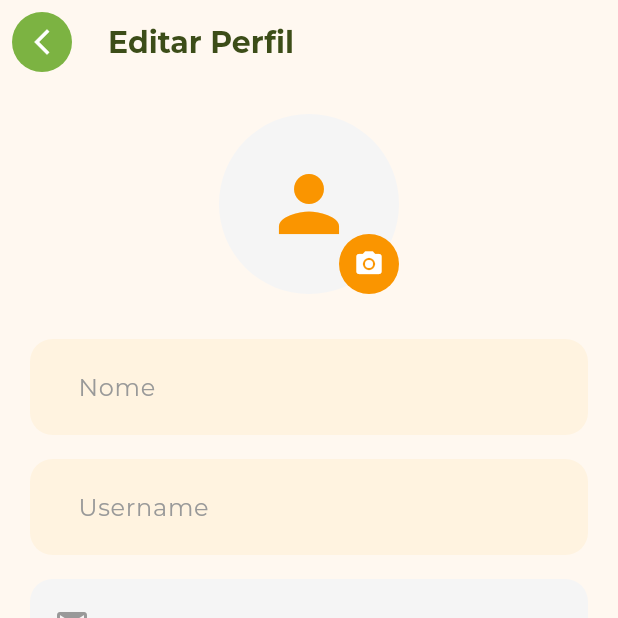
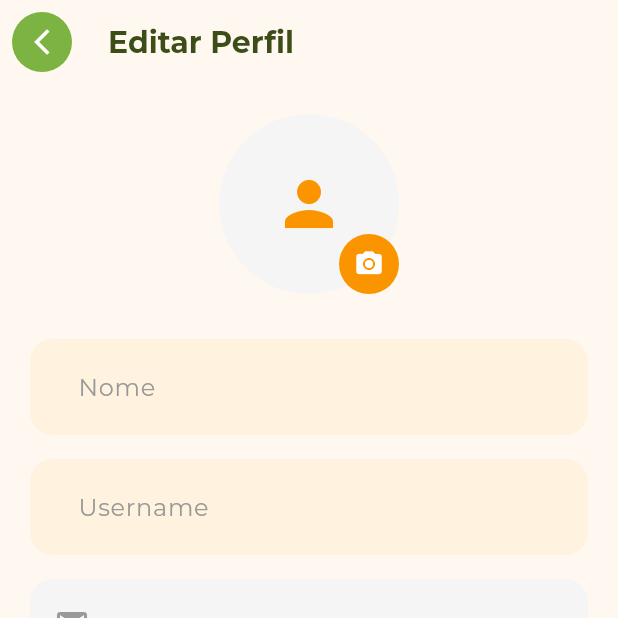
Before and after one commit to JoaoPOPaulino/sabore_front, a Flutter app: the EditProfileScreen screen opened by its route, on a phone screen of 412 x 824 dp, the top half of it. Run offline on Flutter 3.47's test engine with Material 3 defaults, Android fonts, the phone set to English and light mode, and no system bars; our stand-ins replace dio, flutter_riverpod, flutter_secure_storage, go_router, image_picker, permission_handler; accounts and stored records are empty.

Commit message:
Att photo and profile

```diff
--- a/lib/screens/profile/profile/edit_profile_screen.dart
+++ b/lib/screens/profile/profile/edit_profile_screen.dart
@@ -1,9 +1,12 @@
 import 'dart:io';
+import 'dart:typed_data';
+import 'package:flutter/foundation.dart' show kIsWeb;
 import 'package:flutter/material.dart';
 import 'package:go_router/go_router.dart';
 import 'package:flutter_riverpod/flutter_riverpod.dart';
 import 'package:image_picker/image_picker.dart';
 import '../../../providers/auth_provider.dart';
+import '../../../widgets/profile_image_widget.dart';
 
 class EditProfileScreen extends ConsumerStatefulWidget {
   const EditProfileScreen({Key? key}) : super(key: key);
@@ -18,6 +21,7 @@ class _EditProfileScreenState extends ConsumerState<EditProfileScreen> {
   final ImagePicker _picker = ImagePicker();
 
   String? _profileImagePath;
+  Uint8List? _profileImageBytes;
   bool _isLoading = false;
 
   @override
@@ -27,6 +31,7 @@ class _EditProfileScreenState extends ConsumerState<EditProfileScreen> {
     _nameController = TextEditingController(text: userData?['name'] ?? '');
     _usernameController = TextEditingController(text: userData?['username'] ?? '');
     _profileImagePath = userData?['profileImage'];
+    _profileImageBytes = userData?['profileImageBytes'];
   }
 
   @override
@@ -46,9 +51,18 @@ class _EditProfileScreenState extends ConsumerState<EditProfileScreen> {
       );
 
       if (image != null) {
-        setState(() {
-          _profileImagePath = image.path;
-        });
+        if (kIsWeb) {
+          final bytes = await image.readAsBytes();
+          setState(() {
+            _profileImageBytes = bytes;
+            _profileImagePath = null;
+          });
+        } else {
+          setState(() {
+            _profileImagePath = image.path;
+            _profileImageBytes = null;
+          });
+        }
       }
     } catch (e) {
       print('Error picking image: $e');
@@ -72,7 +86,6 @@ class _EditProfileScreenState extends ConsumerState<EditProfileScreen> {
         profileImagePath: _profileImagePath,
       );
 
-      // Atualizar dados locais
       final currentData = ref.read(currentUserDataProvider);
       if (currentData != null) {
         ref.read(currentUserDataProvider.notifier).state = {
@@ -80,6 +93,7 @@ class _EditProfileScreenState extends ConsumerState<EditProfileScreen> {
           'name': _nameController.text,
           'username': _usernameController.text,
           'profileImage': _profileImagePath,
+          'profileImageBytes': _profileImageBytes,
         };
       }
 
@@ -112,6 +126,13 @@ class _EditProfileScreenState extends ConsumerState<EditProfileScreen> {
   @override
   Widget build(BuildContext context) {
     final userData = ref.watch(currentUserDataProvider);
+
+    // Criar userData temporário com as mudanças locais
+    final tempUserData = {
+      ...?userData,
+      'profileImage': _profileImagePath,
+      'profileImageBytes': _profileImageBytes,
+    };
 
     return Scaffold(
       backgroundColor: Color(0xFFFFF8F0),
@@ -152,16 +173,7 @@ class _EditProfileScreenState extends ConsumerState<EditProfileScreen> {
               onTap: _pickProfileImage,
               child: Stack(
                 children: [
-                  CircleAvatar(
-                    radius: 60,
-                    backgroundImage: _profileImagePath != null
-                        ? FileImage(File(_profileImagePath!))
-                        : null,
-                    backgroundColor: Color(0xFFF5F5F5),
-                    child: _profileImagePath == null
-                        ? Icon(Icons.person, size: 60, color: Color(0xFFFA9500))
-                        : null,
-                  ),
+                  ProfileImageWidget(userData: tempUserData, radius: 60),
                   Positioned(
                     bottom: 0,
                     right: 0,
--- /dev/null
+++ b/lib/widgets/profile_image_widget.dart
@@ -0,0 +1,84 @@
+import 'dart:io';
+import 'dart:typed_data';
+import 'package:flutter/foundation.dart' show kIsWeb;
+import 'package:flutter/material.dart';
+
+class ProfileImageWidget extends StatelessWidget {
+  final Map<String, dynamic>? userData;
+  final double radius;
+  final BoxFit boxFit;
+
+  const ProfileImageWidget({
+    Key? key,
+    required this.userData,
+    this.radius = 25,
+    this.boxFit = BoxFit.cover,
+  }) : super(key: key);
+
+  @override
+  Widget build(BuildContext context) {
+    if (userData == null) {
+      return _buildPlaceholder();
+    }
+
+    // Para usar como imagem de fundo (radius infinito)
+    if (radius == double.infinity) {
+      return _buildFullSizeImage();
+    }
+
+    // Para web
+    if (kIsWeb && userData!['profileImageBytes'] != null) {
+      return CircleAvatar(
+        radius: radius,
+        backgroundImage: MemoryImage(userData!['profileImageBytes'] as Uint8List),
+      );
+    }
+
+    // Para mobile
+    if (!kIsWeb && userData!['profileImage'] != null) {
+      return CircleAvatar(
+        radius: radius,
+        backgroundImage: FileImage(File(userData!['profileImage'])),
+      );
+    }
+
+    // Sem imagem
+    return _buildPlaceholder();
+  }
+
+  Widget _buildPlaceholder() {
+    if (radius == double.infinity) {
+      return Container(
+        color: Color(0xFFF5F5F5),
+        child: Center(
+          child: Icon(Icons.person, size: 100, color: Color(0xFFFA9500)),
+        ),
+      );
+    }
+
+    return CircleAvatar(
+      radius: radius,
+      backgroundColor: Color(0xFFF5F5F5),
+      child: Icon(Icons.person, size: radius * 0.8, color: Color(0xFFFA9500)),
+    );
+  }
+
+  Widget _buildFullSizeImage() {
+    ImageProvider? imageProvider;
+
+    if (kIsWeb && userData!['profileImageBytes'] != null) {
+      imageProvider = MemoryImage(userData!['profileImageBytes'] as Uint8List);
+    } else if (!kIsWeb && userData!['profileImage'] != null) {
+      imageProvider = FileImage(File(userData!['profileImage']));
+    }
+
+    if (imageProvider == null) {
+      return _buildPlaceholder();
+    }
+
+    return Image(
+      image: imageProvider,
+      fit: boxFit,
+    );
+  }
+}
--- a/pubspec.yaml
+++ b/pubspec.yaml
@@ -18,6 +18,7 @@ dependencies:
   intl_phone_field: ^3.2.0
   http: ^1.2.0
   image_picker: ^1.0.4
+  permission_handler: ^11.0.1
 
 dev_dependencies:
   flutter_test:
```
Also changed, not shown: lib/screens/home/home_screen.dart (+2 -6 lines), lib/screens/profile/profile/profile_screen.dart (+121 -64 lines), lib/screens/profile/profile/setting_screen.dart (+3 -12 lines), lib/screens/profile/profile/user_info_screen.dart (+2 -11 lines), lib/screens/profile/setup_profile_screen.dart (+68 -15 lines), pubspec.lock, 4 other files.
